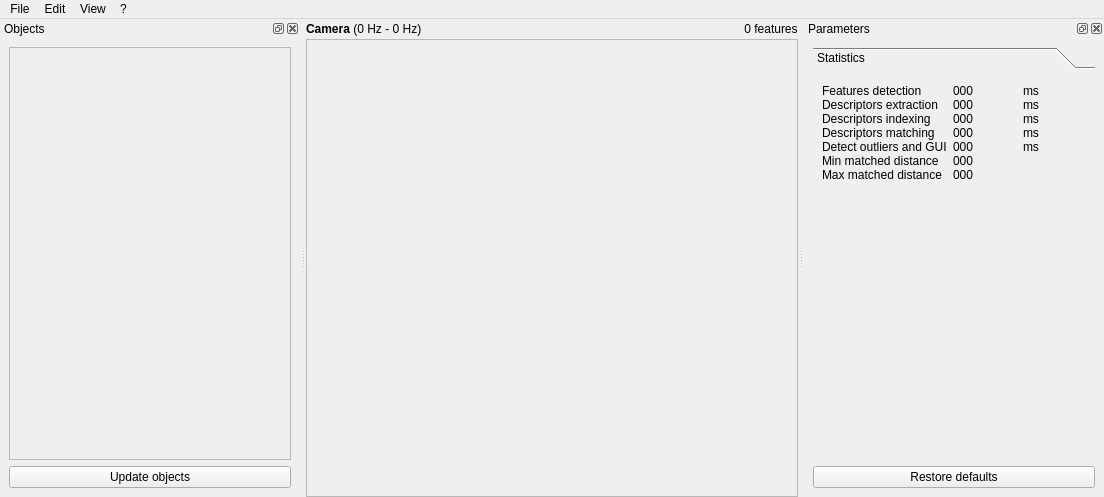
Old version of the form src/ui/mainWindow.ui in the repository introlab/find-object.
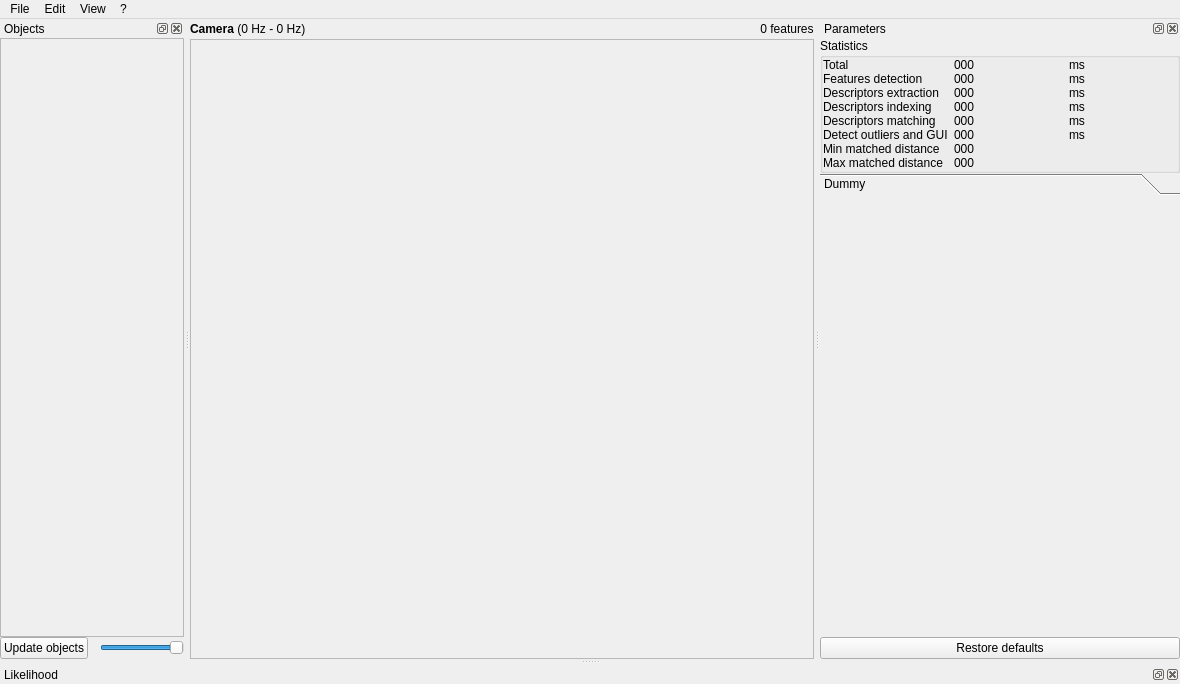
New version of the form. Icons and pictures are not drawn. Custom widgets are drawn as their Qt base class.

The edit to the form file:
```diff
--- a/src/ui/mainWindow.ui
+++ b/src/ui/mainWindow.ui
@@ -6,8 +6,8 @@
    <rect>
     <x>0</x>
     <y>0</y>
-    <width>1104</width>
-    <height>497</height>
+    <width>1180</width>
+    <height>684</height>
    </rect>
   </property>
   <property name="windowTitle">
@@ -134,8 +134,8 @@
     <rect>
      <x>0</x>
      <y>0</y>
-     <width>1104</width>
-     <height>25</height>
+     <width>1180</width>
+     <height>22</height>
     </rect>
    </property>
    <widget class="QMenu" name="menuFile">
@@ -185,8 +185,8 @@
   <widget class="QDockWidget" name="dockWidget_parameters">
    <property name="minimumSize">
     <size>
-     <width>300</width>
-     <height>194</height>
+     <width>360</width>
+     <height>376</height>
     </size>
    </property>
    <property name="floating">
@@ -200,24 +200,21 @@
    </attribute>
    <widget class="QWidget" name="dockWidgetContents">
     <layout class="QVBoxLayout" name="verticalLayout_4">
+     <property name="spacing">
+      <number>0</number>
+     </property>
+     <property name="margin">
+      <number>0</number>
+     </property>
      <item>
-      <widget class="ParametersToolBox" name="toolBox">
-       <property name="currentIndex">
-        <number>0</number>
-       </property>
-       <widget class="QWidget" name="page_1">
-        <property name="geometry">
-         <rect>
-          <x>0</x>
-          <y>0</y>
-          <width>282</width>
-          <height>365</height>
-         </rect>
-        </property>
-        <attribute name="label">
+      <widget class="QGroupBox" name="groupBox">
+       <property name="title">
          <string>Statistics</string>
-        </attribute>
-        <layout class="QVBoxLayout" name="verticalLayout_5">
+       </property>
+       <layout class="QVBoxLayout" name="verticalLayout_2">
+        <property name="margin">
+         <number>0</number>
+        </property>
          <item>
           <layout class="QGridLayout" name="gridLayout" columnstretch="0,0,0">
            <property name="horizontalSpacing">
@@ -226,21 +223,42 @@
            <property name="verticalSpacing">
             <number>0</number>
            </property>
-           <item row="0" column="2">
+          <item row="5" column="0">
+           <widget class="QLabel" name="label_11">
+            <property name="text">
+             <string>Detect outliers and GUI</string>
+            </property>
+           </widget>
+          </item>
+          <item row="5" column="1">
+           <widget class="QLabel" name="label_timeGui">
+            <property name="text">
+             <string>000</string>
+            </property>
+           </widget>
+          </item>
+          <item row="2" column="0">
+           <widget class="QLabel" name="label_2">
+            <property name="text">
+             <string>Descriptors extraction</string>
+            </property>
+           </widget>
+          </item>
+          <item row="1" column="2">
             <widget class="QLabel" name="label_3">
              <property name="text">
               <string>ms</string>
              </property>
             </widget>
            </item>
-           <item row="1" column="1">
+          <item row="2" column="1">
             <widget class="QLabel" name="label_timeExtraction">
              <property name="text">
               <string>000</string>
              </property>
             </widget>
            </item>
-           <item row="1" column="2">
+          <item row="2" column="2">
             <widget class="QLabel" name="label_4">
              <property name="text">
               <string>ms</string>
@@ -248,133 +266,140 @@
             </widget>
            </item>
            <item row="1" column="0">
-            <widget class="QLabel" name="label_2">
-             <property name="text">
-              <string>Descriptors extraction</string>
-             </property>
-            </widget>
-           </item>
-           <item row="0" column="0">
             <widget class="QLabel" name="label">
              <property name="text">
               <string>Features detection</string>
              </property>
             </widget>
            </item>
-           <item row="0" column="1">
+          <item row="1" column="1">
             <widget class="QLabel" name="label_timeDetection">
              <property name="text">
               <string>000</string>
              </property>
             </widget>
            </item>
-           <item row="3" column="0">
+          <item row="4" column="0">
             <widget class="QLabel" name="label_7">
              <property name="text">
               <string>Descriptors matching</string>
              </property>
             </widget>
            </item>
-           <item row="2" column="0">
+          <item row="3" column="0">
             <widget class="QLabel" name="label_8">
              <property name="text">
               <string>Descriptors indexing</string>
              </property>
             </widget>
            </item>
-           <item row="2" column="1">
-            <widget class="QLabel" name="label_timeIndexing">
-             <property name="text">
-              <string>000</string>
-             </property>
-            </widget>
-           </item>
            <item row="3" column="1">
+           <widget class="QLabel" name="label_timeIndexing">
+            <property name="text">
+             <string>000</string>
+            </property>
+           </widget>
+          </item>
+          <item row="4" column="1">
             <widget class="QLabel" name="label_timeMatching">
              <property name="text">
               <string>000</string>
              </property>
             </widget>
            </item>
-           <item row="2" column="2">
-            <widget class="QLabel" name="label_9">
-             <property name="text">
-              <string>ms</string>
-             </property>
-            </widget>
-           </item>
            <item row="3" column="2">
-            <widget class="QLabel" name="label_10">
+           <widget class="QLabel" name="label_9">
              <property name="text">
               <string>ms</string>
              </property>
             </widget>
            </item>
-           <item row="4" column="0">
-            <widget class="QLabel" name="label_11">
-             <property name="text">
-              <string>Detect outliers and GUI</string>
-             </property>
-            </widget>
-           </item>
-           <item row="4" column="1">
-            <widget class="QLabel" name="label_timeGui">
-             <property name="text">
-              <string>000</string>
-             </property>
-            </widget>
-           </item>
            <item row="4" column="2">
+           <widget class="QLabel" name="label_10">
+            <property name="text">
+             <string>ms</string>
+            </property>
+           </widget>
+          </item>
+          <item row="5" column="2">
             <widget class="QLabel" name="label_12">
              <property name="text">
               <string>ms</string>
              </property>
             </widget>
            </item>
-           <item row="5" column="1">
+          <item row="6" column="1">
             <widget class="QLabel" name="label_minMatchedDistance">
              <property name="text">
               <string>000</string>
              </property>
             </widget>
            </item>
-           <item row="5" column="0">
+          <item row="6" column="0">
             <widget class="QLabel" name="label_13">
              <property name="text">
               <string>Min matched distance</string>
              </property>
             </widget>
            </item>
-           <item row="6" column="0">
+          <item row="7" column="0">
             <widget class="QLabel" name="label_14">
              <property name="text">
               <string>Max matched distance</string>
              </property>
             </widget>
            </item>
-           <item row="6" column="1">
+          <item row="7" column="1">
             <widget class="QLabel" name="label_maxMatchedDistance">
              <property name="text">
               <string>000</string>
              </property>
             </widget>
            </item>
-          </layout>
+          <item row="0" column="0">
+           <widget class="QLabel" name="label_6">
+            <property name="text">
+             <string>Total</string>
+            </property>
+           </widget>
+          </item>
+          <item row="0" column="1">
+           <widget class="QLabel" name="label_timeTotal">
+            <property name="text">
+             <string>000</string>
+            </property>
+           </widget>
+          </item>
+          <item row="0" column="2">
+           <widget class="QLabel" name="label_16">
+            <property name="text">
+             <string>ms</string>
+            </property>
+           </widget>
+          </item>
+         </layout>
+        </item>
+       </layout>
+      </widget>
          </item>
          <item>
-          <spacer name="verticalSpacer_2">
-           <property name="orientation">
-            <enum>Qt::Vertical</enum>
-           </property>
-           <property name="sizeHint" stdset="0">
-            <size>
-             <width>20</width>
-             <height>174</height>
-            </size>
-           </property>
-          </spacer>
-         </item>
-        </layout>
+      <widget class="ParametersToolBox" name="toolBox">
+       <property name="currentIndex">
+        <number>0</number>
+       </property>
+       <widget class="QWidget" name="page_1">
+        <property name="geometry">
+         <rect>
+          <x>0</x>
+          <y>0</y>
+          <width>348</width>
+          <height>373</height>
+         </rect>
+        </property>
+        <attribute name="label">
+         <string>Dummy</string>
+        </attribute>
+        <layout class="QVBoxLayout" name="verticalLayout_5"/>
        </widget>
       </widget>
      </item>
@@ -389,12 +414,6 @@
    </widget>
   </widget>
   <widget class="QDockWidget" name="dockWidget_objects">
-   <property name="minimumSize">
-    <size>
-     <width>300</width>
-     <height>196</height>
-    </size>
-   </property>
    <property name="windowTitle">
     <string>Objects</string>
    </property>
@@ -403,6 +422,12 @@
    </attribute>
    <widget class="QWidget" name="dockWidgetContents_2">
     <layout class="QVBoxLayout" name="verticalLayout_6">
+     <property name="spacing">
+      <number>0</number>
+     </property>
+     <property name="margin">
+      <number>0</number>
+     </property>
      <item>
       <widget class="QScrollArea" name="objects_area">
        <property name="minimumSize">
@@ -419,11 +444,14 @@
          <rect>
           <x>0</x>
           <y>0</y>
-          <width>280</width>
-          <height>394</height>
+          <width>265</width>
+          <height>557</height>
          </rect>
         </property>
         <layout class="QVBoxLayout" name="verticalLayout_objects">
+         <property name="spacing">
+          <number>0</number>
+         </property>
          <property name="margin">
           <number>0</number>
          </property>
@@ -445,12 +473,59 @@
       </widget>
      </item>
      <item>
+      <layout class="QHBoxLayout" name="horizontalLayout_3">
+       <property name="spacing">
+        <number>12</number>
+       </property>
+       <item>
       <widget class="QPushButton" name="pushButton_updateObjects">
        <property name="text">
         <string>Update objects</string>
        </property>
       </widget>
      </item>
+       <item>
+        <widget class="QSlider" name="horizontalSlider_objectsSize">
+         <property name="minimumSize">
+          <size>
+           <width>20</width>
+           <height>0</height>
+          </size>
+         </property>
+         <property name="maximum">
+          <number>100</number>
+         </property>
+         <property name="value">
+          <number>100</number>
+         </property>
+         <property name="orientation">
+          <enum>Qt::Horizontal</enum>
+         </property>
+        </widget>
+       </item>
+      </layout>
+     </item>
+    </layout>
+   </widget>
+  </widget>
+  <widget class="QDockWidget" name="dockWidget_plot">
+   <property name="windowTitle">
+    <string>Likelihood</string>
+   </property>
+   <attribute name="dockWidgetArea">
+    <number>8</number>
+   </attribute>
+   <widget class="QWidget" name="dockWidgetContents_3">
+    <layout class="QVBoxLayout" name="verticalLayout_7">
+     <property name="spacing">
+      <number>0</number>
+     </property>
+     <property name="margin">
+      <number>0</number>
+     </property>
+     <item>
+      <widget class="UPlot" name="likelihoodPlot" native="true"/>
+     </item>
     </layout>
    </widget>
   </widget>
@@ -533,6 +608,12 @@
    <header>ParametersToolBox.h</header>
    <container>1</container>
   </customwidget>
+  <customwidget>
+   <class>UPlot</class>
+   <extends>QWidget</extends>
+   <header>utilite/UPlot.h</header>
+   <container>1</container>
+  </customwidget>
  </customwidgets>
  <resources>
   <include location="../resources.qrc"/>
```
Lines whose indentation alone changed are shown as unchanged.
